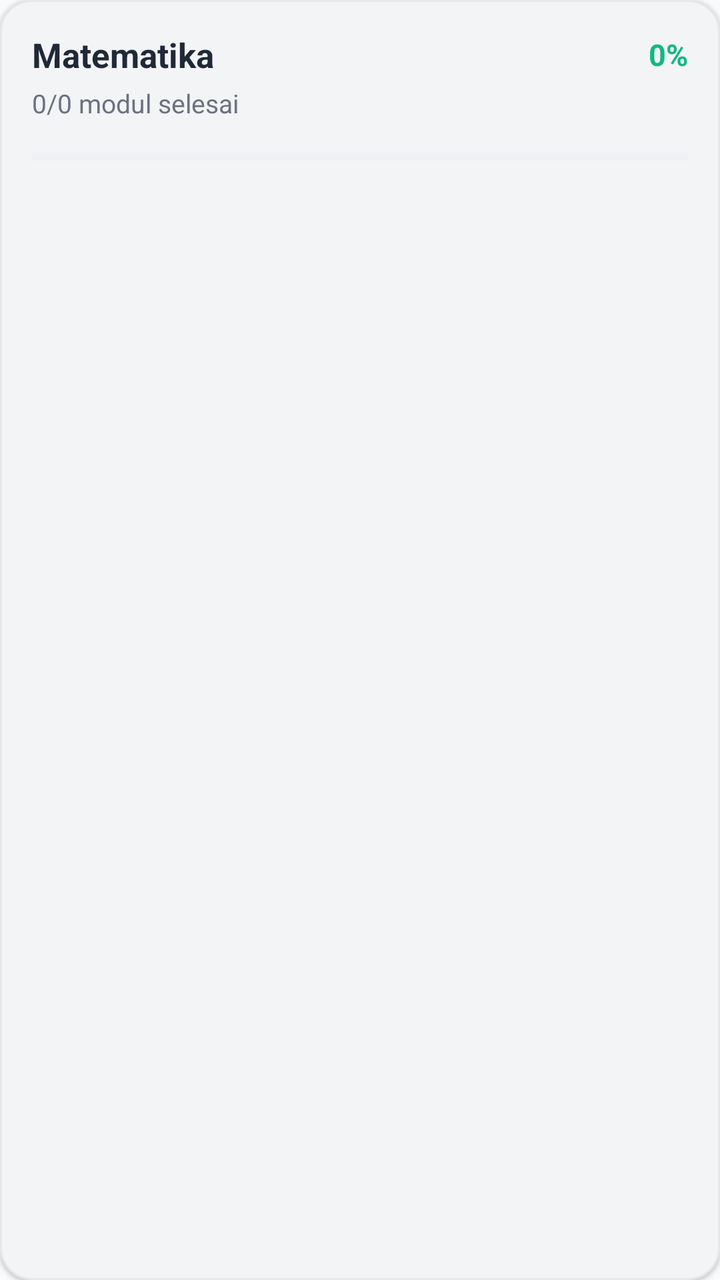
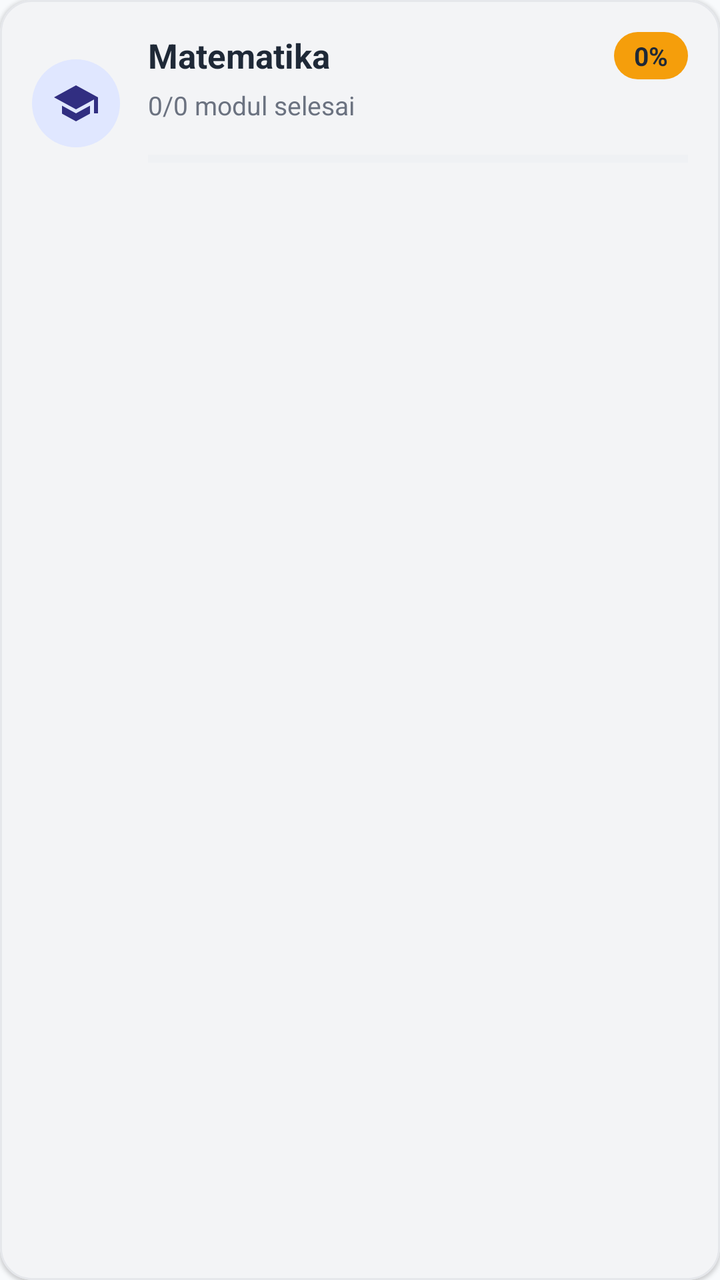

Compare the two renders of this Android layout. The source of the first and the diff that turns it into the second are given below.
<!-- AndroidManifest.xml: application theme Theme.LearningPath -->
<!-- res/layout/item_progress_mapel.xml -->
<?xml version="1.0" encoding="utf-8"?>
<com.google.android.material.card.MaterialCardView xmlns:android="http://schemas.android.com/apk/res/android"
    xmlns:app="http://schemas.android.com/apk/res-auto"
    android:layout_width="match_parent"
    android:layout_height="wrap_content"
    android:layout_marginBottom="@dimen/space_md"
    app:cardBackgroundColor="?attr/colorSurfaceContainerLow"
    app:cardCornerRadius="@dimen/radius_lg"
    app:cardElevation="@dimen/elev_low"
    app:strokeColor="@color/outline"
    app:strokeWidth="1dp">

    <LinearLayout
        android:layout_width="match_parent"
        android:layout_height="wrap_content"
        android:orientation="vertical"
        android:padding="16dp">

        <LinearLayout
            android:layout_width="match_parent"
            android:layout_height="wrap_content"
            android:gravity="center_vertical"
            android:orientation="horizontal">

            <TextView
                android:id="@+id/tvName"
                android:layout_width="0dp"
                android:layout_height="wrap_content"
                android:layout_weight="1"
                android:text="Matematika"
                android:textColor="@color/black"
                android:textSize="17sp"
                android:textStyle="bold" />

            <TextView
                android:id="@+id/tvPercent"
                android:layout_width="wrap_content"
                android:layout_height="wrap_content"
                android:text="0%"
                android:textColor="@color/success"
                android:textSize="15sp"
                android:textStyle="bold" />
        </LinearLayout>

        <TextView
            android:id="@+id/tvInfo"
            android:layout_width="wrap_content"
            android:layout_height="wrap_content"
            android:layout_marginTop="4dp"
            android:text="0/0 modul selesai"
            android:textColor="@color/gray"
            android:textSize="13sp" />

        <ProgressBar
            android:id="@+id/progressBar"
            style="?android:attr/progressBarStyleHorizontal"
            android:layout_width="match_parent"
            android:layout_height="wrap_content"
            android:layout_marginTop="10dp"
            android:max="100"
            android:progress="0"
            android:progressBackgroundTint="@color/border"
            android:progressTint="@color/success" />

    </LinearLayout>
</com.google.android.material.card.MaterialCardView>
<!-- resources referenced by this layout -->
<resources>
  <color name="black">#1F2937</color>
  <color name="border">#E5E7EB</color>
  <color name="gray">#6B7280</color>
  <color name="outline">#E5E7EB</color>
  <color name="success">#10B981</color>
  <dimen name="elev_low">1dp</dimen>
  <dimen name="radius_lg">16dp</dimen>
  <dimen name="space_md">12dp</dimen>
  <color name="primary">#4F46E5</color>
  <color name="on_primary">#FFFFFF</color>
  <color name="primary_container">#E0E7FF</color>
  <color name="on_primary_container">#312E81</color>
  <color name="accent">#F59E0B</color>
  <color name="on_secondary">#1F2937</color>
  <color name="secondary_container">#FEF3C7</color>
  <color name="on_secondary_container">#78350F</color>
  <color name="level_purple">#8B5CF6</color>
  <color name="on_tertiary">#FFFFFF</color>
  <color name="tertiary_container">#EDE9FE</color>
  <color name="on_tertiary_container">#5B21B6</color>
  <color name="surface">#FFFFFF</color>
  <color name="on_surface">#1F2937</color>
  <color name="surface_variant">#F3F4F6</color>
  <color name="on_surface_variant">#4B5563</color>
  <color name="outline_variant">#EEF0F4</color>
  <color name="error">#DC2626</color>
  <color name="on_error">#FFFFFF</color>
  <color name="error_container">#FEE2E2</color>
  <color name="on_error_container">#991B1B</color>
  <color name="background">#F8FAFC</color>
  <color name="on_background">#1F2937</color>
  <!-- unchanged entries left out for length: 1 -->
</resources>

<!-- the commit's change to res/layout/item_progress_mapel.xml (unified diff, before → after) -->
@@ -13,54 +13,77 @@
     <LinearLayout
         android:layout_width="match_parent"
         android:layout_height="wrap_content"
-        android:orientation="vertical"
-        android:padding="16dp">
+        android:orientation="horizontal"
+        android:padding="16dp"
+        android:gravity="center_vertical">
+
+        <ImageView
+            android:layout_width="44dp"
+            android:layout_height="44dp"
+            android:background="@drawable/bg_circle_primary"
+            android:backgroundTint="?attr/colorPrimaryContainer"
+            android:contentDescription="@string/section_mata_pelajaran"
+            android:padding="10dp"
+            android:src="@drawable/ic_school"
+            app:tint="?attr/colorOnPrimaryContainer" />
 
         <LinearLayout
-            android:layout_width="match_parent"
+            android:layout_width="0dp"
             android:layout_height="wrap_content"
-            android:gravity="center_vertical"
-            android:orientation="horizontal">
+            android:layout_weight="1"
+            android:layout_marginStart="14dp"
+            android:orientation="vertical">
+
+            <LinearLayout
+                android:layout_width="match_parent"
+                android:layout_height="wrap_content"
+                android:orientation="horizontal"
+                android:gravity="center_vertical">
+
+                <TextView
+                    android:id="@+id/tvName"
+                    android:layout_width="0dp"
+                    android:layout_height="wrap_content"
+                    android:layout_weight="1"
+                    android:text="Matematika"
+                    android:textColor="@color/black"
+                    android:textSize="17sp"
+                    android:textStyle="bold" />
+
+                <TextView
+                    android:id="@+id/tvPercent"
+                    android:layout_width="wrap_content"
+                    android:layout_height="wrap_content"
+                    android:background="@drawable/bg_pill_accent"
+                    android:paddingStart="10dp"
+                    android:paddingTop="3dp"
+                    android:paddingEnd="10dp"
+                    android:paddingBottom="3dp"
+                    android:textColor="@color/on_secondary"
+                    android:textSize="13sp"
+                    android:textStyle="bold"
+                    android:text="0%" />
+            </LinearLayout>
 
             <TextView
-                android:id="@+id/tvName"
-                android:layout_width="0dp"
-                android:layout_height="wrap_content"
-                android:layout_weight="1"
-                android:text="Matematika"
-                android:textColor="@color/black"
-                android:textSize="17sp"
-                android:textStyle="bold" />
-
-            <TextView
-                android:id="@+id/tvPercent"
+                android:id="@+id/tvInfo"
                 android:layout_width="wrap_content"
                 android:layout_height="wrap_content"
-                android:text="0%"
-                android:textColor="@color/success"
-                android:textSize="15sp"
-                android:textStyle="bold" />
+                android:layout_marginTop="4dp"
+                android:textColor="@color/gray"
+                android:textSize="13sp"
+                android:text="0/0 modul selesai" />
+
+            <ProgressBar
+                android:id="@+id/progressBar"
+                style="?android:attr/progressBarStyleHorizontal"
+                android:layout_width="match_parent"
+                android:layout_height="wrap_content"
+                android:layout_marginTop="10dp"
+                android:max="100"
+                android:progress="0"
+                android:progressBackgroundTint="@color/border"
+                android:progressTint="@color/success" />
         </LinearLayout>
-
-        <TextView
-            android:id="@+id/tvInfo"
-            android:layout_width="wrap_content"
-            android:layout_height="wrap_content"
-            android:layout_marginTop="4dp"
-            android:text="0/0 modul selesai"
-            android:textColor="@color/gray"
-            android:textSize="13sp" />
-
-        <ProgressBar
-            android:id="@+id/progressBar"
-            style="?android:attr/progressBarStyleHorizontal"
-            android:layout_width="match_parent"
-            android:layout_height="wrap_content"
-            android:layout_marginTop="10dp"
-            android:max="100"
-            android:progress="0"
-            android:progressBackgroundTint="@color/border"
-            android:progressTint="@color/success" />
-
     </LinearLayout>
 </com.google.android.material.card.MaterialCardView>
<!-- resource entries referenced after the edit -->
@@ -8,6 +8,33 @@
   <dimen name="elev_low">1dp</dimen>
   <dimen name="radius_lg">16dp</dimen>
   <dimen name="space_md">12dp</dimen>
+  <!-- drawable bg_circle_primary (drawable) -->
+  <?xml version="1.0" encoding="utf-8"?>
+  <shape xmlns:android="http://schemas.android.com/apk/res/android"
+      android:shape="oval">
+      <solid android:color="@color/primary" />
+  </shape>
+  <!-- drawable bg_pill_accent (drawable) -->
+  <?xml version="1.0" encoding="utf-8"?>
+  <shape xmlns:android="http://schemas.android.com/apk/res/android"
+      android:shape="rectangle">
+      <gradient
+          android:angle="270"
+          android:startColor="@color/accent"
+          android:endColor="@color/accent" />
+      <corners android:radius="999dp" />
+  </shape>
+  <!-- drawable ic_school (drawable) -->
+  <vector xmlns:android="http://schemas.android.com/apk/res/android"
+      android:width="24dp"
+      android:height="24dp"
+      android:viewportWidth="24"
+      android:viewportHeight="24">
+      <path
+          android:fillColor="#FF000000"
+          android:pathData="M12,3L1,9l11,6 9,-4.91V17h2V9L12,3zM5,13.18v4L12,21l7,-3.82v-4L12,17l-7,-3.82z" />
+  </vector>
+  <string name="section_mata_pelajaran">Mata Pelajaran</string>
   <color name="primary">#4F46E5</color>
   <color name="on_primary">#FFFFFF</color>
   <color name="primary_container">#E0E7FF</color>
